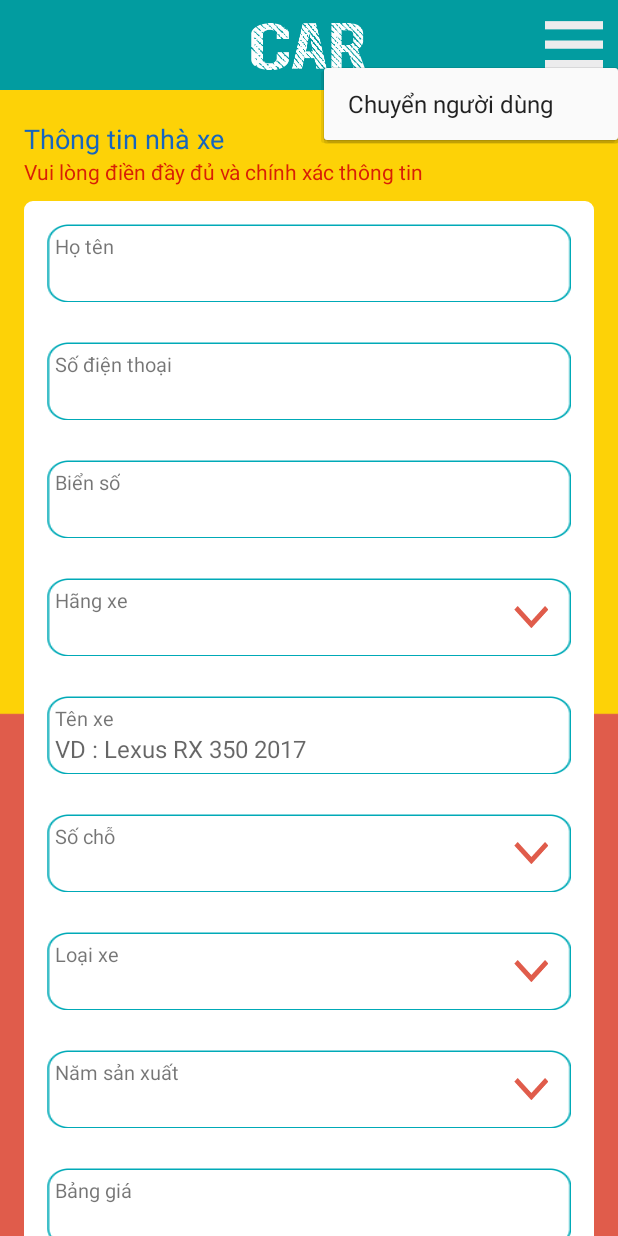
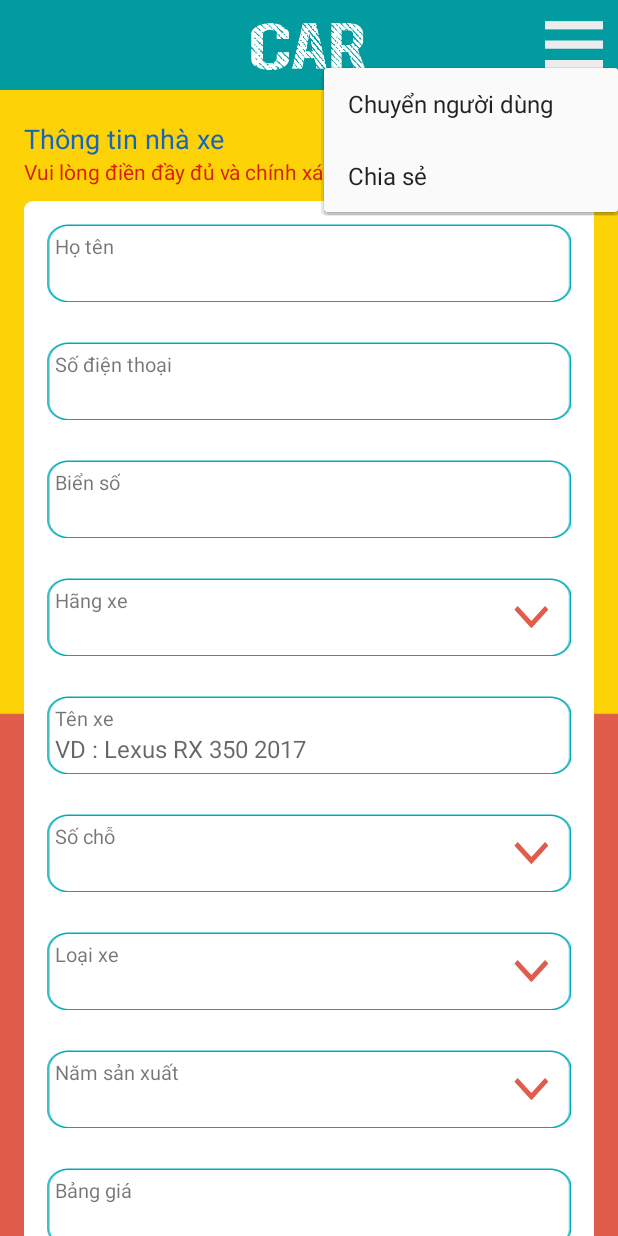
Before and after one commit to PannaCom/txvn, an Android app: the NewVehicleActivity screen opened directly, with no data from a screen before it, after a tap on an icon or button, on a phone screen of 412 x 824 dp. Run offline under Robolectric (Android 15) with nearby library versions, the phone set to English and light mode, and no system bars; libraries missing offline, so code that uses them is left out: com.loopj.android; 1 statement that could not run was skipped.

Commit message:
Add Share Action
add share action

```diff
--- a/app/src/main/res/menu/intro_menu.xml
+++ b/app/src/main/res/menu/intro_menu.xml
@@ -7,4 +7,8 @@
         android:id="@+id/switch_user"
         android:title="Chuyển người dùng"
         app:showAsAction="never" />
+    <item
+        android:id="@+id/share_social"
+        android:title="Chia sẻ"
+        app:showAsAction="never" />
 </menu>
--- a/app/src/main/res/menu/intro_menu_owner.xml
+++ b/app/src/main/res/menu/intro_menu_owner.xml
@@ -7,4 +7,8 @@
         android:id="@+id/edit_user"
         android:title="Sửa thông tin"
         app:showAsAction="never" />
+    <item
+        android:id="@+id/share_social"
+        android:title="Chia sẻ"
+        app:showAsAction="never" />
 </menu>
```
Also changed, not shown: app/src/main/java/com/quickcar/thuexe/UI/ListPassengerActivity.java (+16 -5 lines), app/src/main/java/com/quickcar/thuexe/UI/ListVehicleActivity.java (+16 -3 lines), app/src/main/java/com/quickcar/thuexe/UI/MainActivity.java (+14 -1 lines), app/src/main/java/com/quickcar/thuexe/UI/NewVehicleActivity.java (+15 -3 lines), app/src/main/java/com/quickcar/thuexe/UI/SplashActivity.java (+5 -4 lines), 1 other file.
